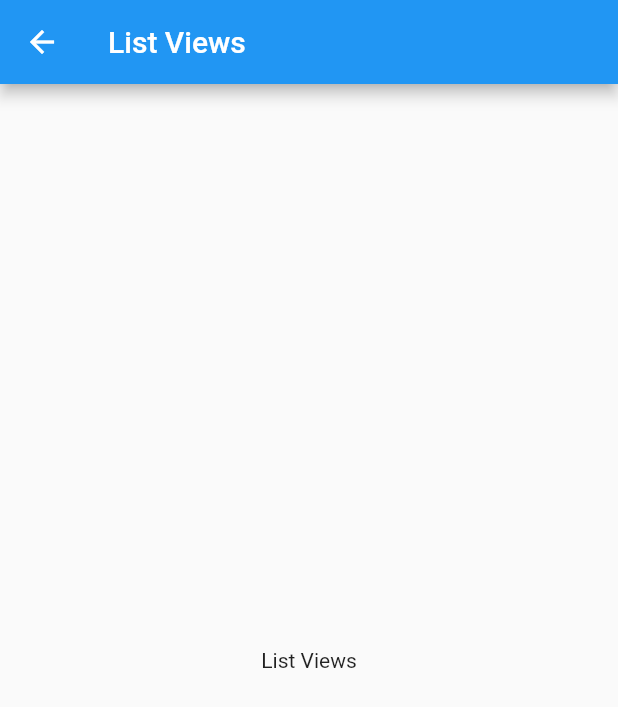
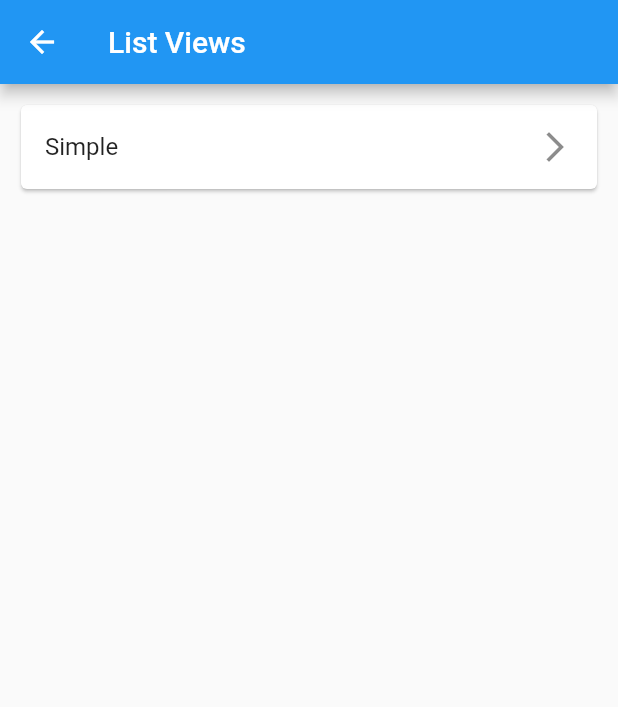
Before and after one commit to fortinjoffrey/flutter_Widgets_Guide, a Flutter app: the ListViewsHome screen opened by its route, on a phone screen of 412 x 824 dp. Shown: the top 707 px of the screen. Run offline on Flutter 3.47's test engine with Material 2 defaults, Android fonts, the phone set to English and light mode, and no system bars.

Commit message:
004 ListViewsHome body
- ListViewsHome code implanted
- It has only one element for now ‘List View Simple’
- ListViewSimple created

```diff
--- a/lib/models/routes_name.dart
+++ b/lib/models/routes_name.dart
@@ -1,5 +1,6 @@
 class RoutesName {
   static const String home = '/';
   static const String listviews = '/listviews';
+  static const String listviewSimple = '/listviewSimple';
   static const String sliverlists = '/sliverlists';
 }
--- a/lib/screens/listviews_home.dart
+++ b/lib/screens/listviews_home.dart
@@ -1,16 +1,40 @@
 import 'package:flutter/material.dart';
+import 'package:widgets_guide/models/choice.dart';
+import 'package:widgets_guide/shared/constants.dart';
 
 class ListViewsHome extends StatelessWidget {
   const ListViewsHome({Key key}) : super(key: key);
 
   @override
   Widget build(BuildContext context) {
+    final List<Choice> _choices = List.of(listviewChoices);
+
     return Scaffold(
       appBar: AppBar(
         title: Text('List Views'),
       ),
-      body: Center(
-        child: Text('List Views'),
+      body: ListView.builder(
+        padding: EdgeInsets.all(10.0),
+        itemCount: _choices.length,
+        itemBuilder: (context, index) {
+          return GestureDetector(
+            onTap: () {
+              Navigator.of(context).pushNamed(_choices[index].routeName);
+            },
+            child: Padding(
+              padding: EdgeInsets.all(0.0),
+              child: Card(
+                child: ListTile(
+                  trailing: Icon(Icons.arrow_forward_ios),
+                  title: Text(
+                    _choices[index].title,
+                    style: TextStyle(fontSize: 16.0),
+                  ),
+                ),
+              ),
+            ),
+          );
+        },
       ),
     );
   }
--- a/lib/services/route_generator.dart
+++ b/lib/services/route_generator.dart
@@ -1,6 +1,7 @@
 import 'package:flutter/material.dart';
 import 'package:widgets_guide/models/routes_name.dart';
 import 'package:widgets_guide/screens/home.dart';
+import 'package:widgets_guide/screens/listviews/listview_simple.dart';
 import 'package:widgets_guide/screens/listviews_home.dart';
 import 'package:widgets_guide/screens/sliverlists_home.dart';
 
@@ -15,6 +16,8 @@ class RouteGenerator {
         return MaterialPageRoute(builder: (_) => Home());
       case RoutesName.listviews:
         return MaterialPageRoute(builder: (_) => ListViewsHome());
+      case RoutesName.listviewSimple:
+        return MaterialPageRoute(builder: (_) => ListViewSimple());
       case RoutesName.sliverlists:
         return MaterialPageRoute(builder: (_) => SliverListsHome());
       default:
--- a/lib/shared/constants.dart
+++ b/lib/shared/constants.dart
@@ -5,3 +5,7 @@ const List<Choice> mainChoices = [
   Choice('List Views', RoutesName.listviews),
   Choice('SliverList TODO', RoutesName.sliverlists),
 ];
+
+const List<Choice> listviewChoices = [
+  Choice('Simple', RoutesName.listviewSimple),
+];
```
Also changed, not shown: lib/screens/listviews/listview_simple.dart (added, +17 -0 lines).
